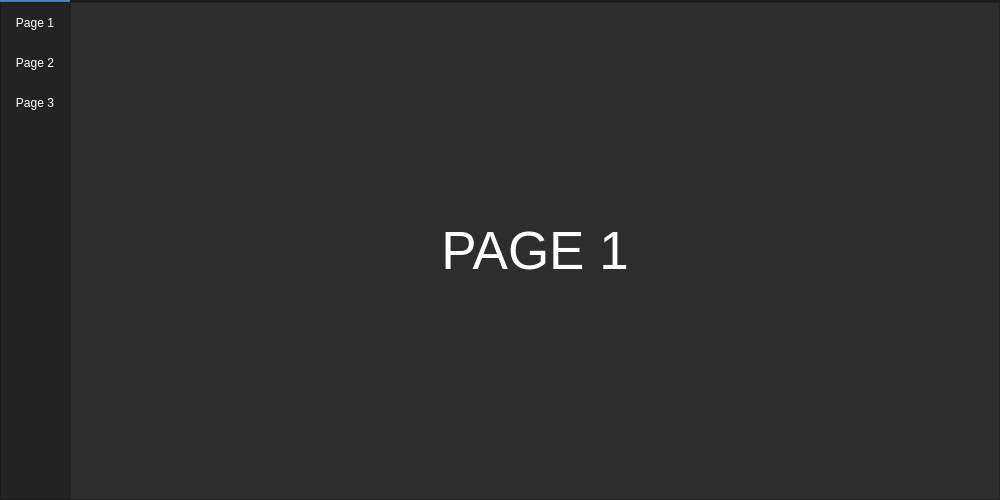
The window that UI/ui_main.ui (monico18/LTI-SDN-Controller) describes before a commit, drawn with Qt 5.
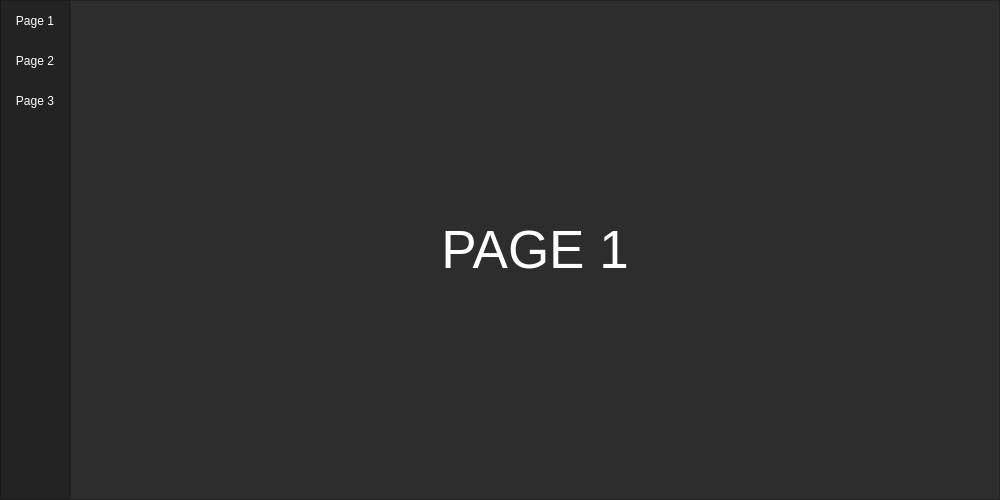
The same window after the commit.

Diff of the .ui file:
```diff
--- a/UI/ui_main.ui
+++ b/UI/ui_main.ui
@@ -217,187 +217,6 @@
        <property name="bottomMargin">
         <number>0</number>
        </property>
-       <item>
-        <widget class="QFrame" name="frame_toggle">
-         <property name="maximumSize">
-          <size>
-           <width>70</width>
-           <height>40</height>
-          </size>
-         </property>
-         <property name="palette">
-          <palette>
-           <active>
-            <colorrole role="Button">
-             <brush brushstyle="SolidPattern">
-              <color alpha="255">
-               <red>85</red>
-               <green>170</green>
-               <blue>255</blue>
-              </color>
-             </brush>
-            </colorrole>
-            <colorrole role="Base">
-             <brush brushstyle="SolidPattern">
-              <color alpha="255">
-               <red>85</red>
-               <green>170</green>
-               <blue>255</blue>
-              </color>
-             </brush>
-            </colorrole>
-            <colorrole role="Window">
-             <brush brushstyle="SolidPattern">
-              <color alpha="255">
-               <red>85</red>
-               <green>170</green>
-               <blue>255</blue>
-              </color>
-             </brush>
-            </colorrole>
-            <colorrole role="Highlight">
-             <brush brushstyle="SolidPattern">
-              <color alpha="255">
-               <red>255</red>
-               <green>170</green>
-               <blue>255</blue>
-              </color>
-             </brush>
-            </colorrole>
-            <colorrole role="Link">
-             <brush brushstyle="SolidPattern">
-              <color alpha="255">
-               <red>255</red>
-               <green>170</green>
-               <blue>255</blue>
-              </color>
-             </brush>
-            </colorrole>
-           </active>
-           <inactive>
-            <colorrole role="Button">
-             <brush brushstyle="SolidPattern">
-              <color alpha="255">
-               <red>85</red>
-               <green>170</green>
-               <blue>255</blue>
-              </color>
-             </brush>
-            </colorrole>
-            <colorrole role="Base">
-             <brush brushstyle="SolidPattern">
-              <color alpha="255">
-               <red>85</red>
-               <green>170</green>
-               <blue>255</blue>
-              </color>
-             </brush>
-            </colorrole>
-            <colorrole role="Window">
-             <brush brushstyle="SolidPattern">
-              <color alpha="255">
-               <red>85</red>
-               <green>170</green>
-               <blue>255</blue>
-              </color>
-             </brush>
-            </colorrole>
-            <colorrole role="Highlight">
-             <brush brushstyle="SolidPattern">
-              <color alpha="255">
-               <red>255</red>
-               <green>170</green>
-               <blue>255</blue>
-              </color>
-             </brush>
-            </colorrole>
-            <colorrole role="Link">
-             <brush brushstyle="SolidPattern">
-              <color alpha="255">
-               <red>255</red>
-               <green>170</green>
-               <blue>255</blue>
-              </color>
-             </brush>
-            </colorrole>
-           </inactive>
-           <disabled>
-            <colorrole role="Button">
-             <brush brushstyle="SolidPattern">
-              <color alpha="255">
-               <red>85</red>
-               <green>170</green>
-               <blue>255</blue>
-              </color>
-             </brush>
-            </colorrole>
-            <colorrole role="Base">
-             <brush brushstyle="SolidPattern">
-              <color alpha="255">
-               <red>85</red>
-               <green>170</green>
-               <blue>255</blue>
-              </color>
-             </brush>
-            </colorrole>
-            <colorrole role="Window">
-             <brush brushstyle="SolidPattern">
-              <color alpha="255">
-               <red>85</red>
-               <green>170</green>
-               <blue>255</blue>
-              </color>
-             </brush>
-            </colorrole>
-            <colorrole role="Highlight">
-             <brush brushstyle="SolidPattern">
-              <color alpha="255">
-               <red>0</red>
-               <green>120</green>
-               <blue>215</blue>
-              </color>
-             </brush>
-            </colorrole>
-            <colorrole role="Link">
-             <brush brushstyle="SolidPattern">
-              <color alpha="255">
-               <red>255</red>
-               <green>170</green>
-               <blue>255</blue>
-              </color>
-             </brush>
-            </colorrole>
-           </disabled>
-          </palette>
-         </property>
-         <property name="styleSheet">
-          <string notr="true">background-color: rgb(85, 170, 255);</string>
-         </property>
-         <property name="frameShape">
-          <enum>QFrame::StyledPanel</enum>
-         </property>
-         <property name="frameShadow">
-          <enum>QFrame::Raised</enum>
-         </property>
-         <layout class="QVBoxLayout" name="verticalLayout_2">
-          <property name="spacing">
-           <number>0</number>
-          </property>
-          <property name="leftMargin">
-           <number>0</number>
-          </property>
-          <property name="topMargin">
-           <number>0</number>
-          </property>
-          <property name="rightMargin">
-           <number>0</number>
-          </property>
-          <property name="bottomMargin">
-           <number>0</number>
-          </property>
-         </layout>
-        </widget>
-       </item>
        <item>
         <widget class="QFrame" name="frame_top">
          <property name="frameShape">
```
Left out of the diff: 6 changed lines with no effect on the pictures.
